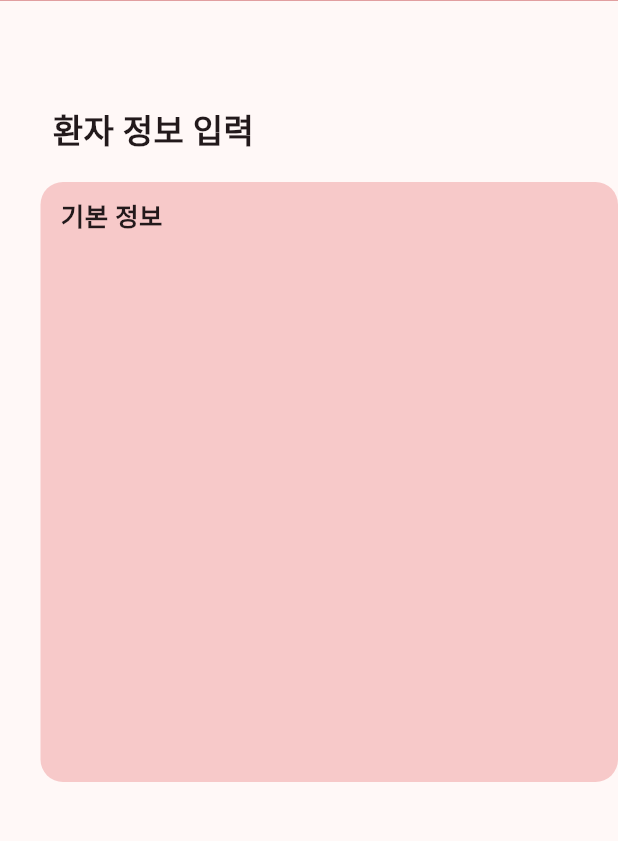
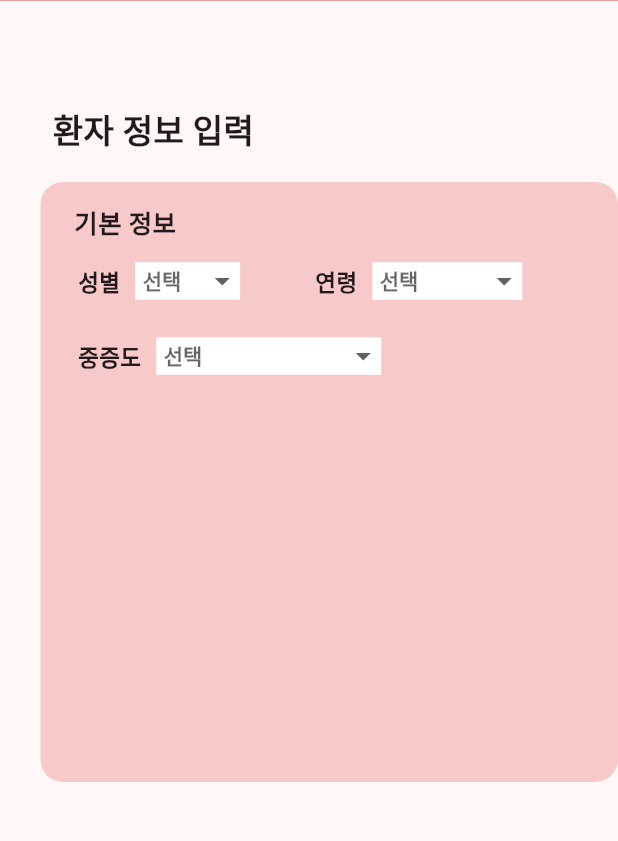
Before and after one commit to imiswest/Browser, a Flutter app: the DataScreen screen opened directly, on a phone screen of 412 x 824 dp, the part 97-938 px from its top. Run offline on Flutter 3.47's test engine with Material 3 defaults, Android fonts, the phone set to English and light mode, and no system bars; network calls fail.

Commit message:
중증도 버튼+파일 나누기

```diff
--- a/client/lib/main.dart
+++ b/client/lib/main.dart
@@ -1,4 +1,5 @@
 import 'package:flutter/material.dart';
+import 'package:flutter_browser/screens/data_screen.dart';
 import 'package:flutter_browser/screens/first_screen.dart';
 
 void main() {
--- a/client/lib/screens/data_screen.dart
+++ b/client/lib/screens/data_screen.dart
@@ -1,28 +1,26 @@
 import 'package:flutter/material.dart';
+import 'package:flutter_browser/widgets/custom_appbar.dart';
 
-class DataScreen extends StatelessWidget{
+class DataScreen extends StatefulWidget{
+  @override
+  _DataScreen createState() => _DataScreen();
+}
+
+class _DataScreen extends State<DataScreen> {
+  final _valueList1 = [ '남', '여', '기타' ];
+  String? _selectedValue1;
+  final _valueList2 = ['0~6세', '7~18세', '19~29세', '30~49세', '50~64세', '65세 이상'];
+  String? _selectedValue2;
+  final _valueList3 = ['KRAS 1', 'KRAS 2', 'KRAS 3', 'KRAS 4', 'KRAS 5'];
+  String? _selectedValue3;
+
+
   @override
   Widget build(BuildContext context) {
     return Scaffold(
-      appBar: PreferredSize(
-        preferredSize: Size.fromHeight(65),
-        child: AppBar(
-          automaticallyImplyLeading: false,
-          title: Column(
-            children: [
-              Padding(padding: EdgeInsets.only(top: 25)),
-              Text(
-                'BROWSER',
-                style: TextStyle(fontSize:27 ,color: Colors.white, fontWeight: FontWeight.bold),
-              ),
-            ],
-          ),
-          backgroundColor: Color.fromARGB(255, 203, 71, 71),
-          elevation: 10.0, //왜 안돼
-        ),
-      ),
+      appBar: CustomAppBar(),
 
-      body: Column(
+      body: Column( //전체
             crossAxisAlignment: CrossAxisAlignment.start,
             children: [
               Container( //환자 정보 입력 텍스트
@@ -40,13 +38,112 @@ class DataScreen extends StatelessWidget{
                   color: Color.fromARGB(255, 247, 201, 201), // Container의배경색
                   borderRadius: BorderRadius.circular(15)
                 ),
-                child: Column(
+
+                child: Column(//네모박스 안에서 전체
                   crossAxisAlignment: CrossAxisAlignment.start,
                   children: [
-                    Padding(padding: EdgeInsets.fromLTRB(30, 5, 0, 5)),
-                    Text('   기본 정보', style: TextStyle(fontSize: 17, fontWeight: FontWeight.bold))
+                    Padding(padding: EdgeInsets.fromLTRB(30, 10, 0, 5)),
+                    Text('     기본 정보', style: TextStyle(fontSize: 17, fontWeight: FontWeight.bold)),
 
+                    Row( //성별, 연령
+                      children: [
+                        Padding(padding: EdgeInsets.fromLTRB(25, 40, 0, 10)),
+                        Text('성별', style: TextStyle(fontSize: 15, fontWeight: FontWeight.bold)),
+                          Container(
+                          padding: EdgeInsets.only(left: 5),
+                          margin: EdgeInsets.only(left: 10, right: 50),
+                          color: Colors.white,
+                          height: 25,
+                          width: 70,
+                          child: DropdownButton(
+                            underline: SizedBox.shrink(),
+                            isExpanded: true,
+                            style: TextStyle(fontWeight: FontWeight.bold),
+                            hint: Text('선택'),
+                            value: _selectedValue1,
+                            items: _valueList1.map(
+                              (value) {
+                                return DropdownMenuItem(
+                                  value: value,
+                                  child: Text(value),
+                                );
+                              },
+                            ).toList(),
+                            onChanged: (String? value) {
+                              setState(() {
+                                _selectedValue1 = value;
 
+                              });
+                            },
+                          ),
+                        ),
+
+                        Text('연령', style: TextStyle(fontSize: 15, fontWeight: FontWeight.bold)),
+                          Container(
+                          padding: EdgeInsets.only(left: 5),
+                          margin: EdgeInsets.only(left: 10),
+                          color: Colors.white,
+                          height: 25,
+                          width: 100,
+                          child: DropdownButton(
+                            underline: SizedBox.shrink(),
+                            isExpanded: true,
+                            style: TextStyle(fontWeight: FontWeight.bold),
+                            hint: Text('선택'),
+                            value: _selectedValue2,
+                            items: _valueList2.map(
+                              (value) {
+                                return DropdownMenuItem(
+                                  value: value,
+                                  child: Text(value),
+                                );
+                              },
+                            ).toList(),
+                            onChanged: (String? value) {
+                              setState(() {
+                                _selectedValue2 = value;
+
+                              });
+                            },
+                          ),
+                        )
+                      ],
+                    ),
+
+                    Row(
+                      children: [
+                        Padding(padding: EdgeInsets.fromLTRB(25, 40, 0, 10)),
+                        Text('중증도', style: TextStyle(fontSize: 15, fontWeight: FontWeight.bold)),
+                          Container(
+                          padding: EdgeInsets.only(left: 5),
+                          margin: EdgeInsets.only(left: 10, right: 50),
+                          color: Colors.white,
+                          height: 25,
+                          width: 150,
+                          child: DropdownButton(
+                            underline: SizedBox.shrink(),
+                            isExpanded: true,
+                            style: TextStyle(fontWeight: FontWeight.bold),
+                            hint: Text('선택'),
+                            value: _selectedValue3,
+                            items: _valueList3.map(
+                              (value) {
+                                return DropdownMenuItem(
+                                  value: value,
+                                  child: Text(value),
+                                );
+                              },
+                            ).toList(),
+                            onChanged: (String? value) {
+                              setState(() {
+                                _selectedValue3 = value;
+
+                              });
+                            },
+                          ),
+                        ),
+                      ],
+                    )
                   ],
                 )
             )
--- /dev/null
+++ b/client/lib/widgets/custom_appbar.dart
@@ -0,0 +1,32 @@
+import 'package:flutter/material.dart';
+
+import 'package:flutter/material.dart';
+
+class CustomAppBar extends StatelessWidget implements PreferredSizeWidget {
+  @override
+  final Size preferredSize; // 앱바의 크기를 정의
+
+  CustomAppBar({Key? key})
+      : preferredSize = const Size.fromHeight(65.0),
+        super(key: key);
+
+  @override
+  Widget build(BuildContext context) {
+    return AppBar(
+      automaticallyImplyLeading: false, // 뒤로가기 버튼 비활성화
+      title: Padding(
+        padding: const EdgeInsets.only(top: 25), // 타이틀의 위치 조정
+        child: Text(
+          'BROWSER',
+          style: TextStyle(
+            fontSize: 27,
+            color: Colors.white,
+            fontWeight: FontWeight.bold,
+          ),
+        ),
+      ),
+      backgroundColor: Color.fromARGB(255, 203, 71, 71), // 배경색
+      elevation: 10.0, // 그림자 높이
+    );
+  }
+}
```
